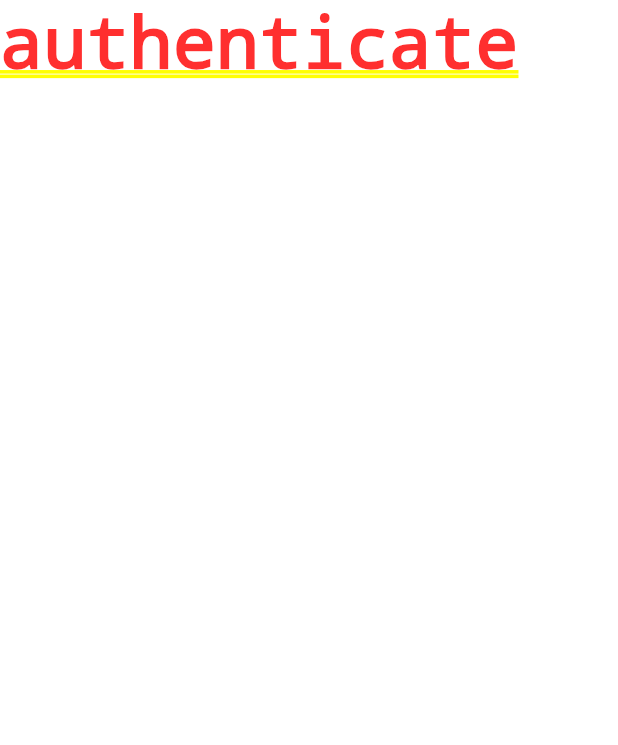
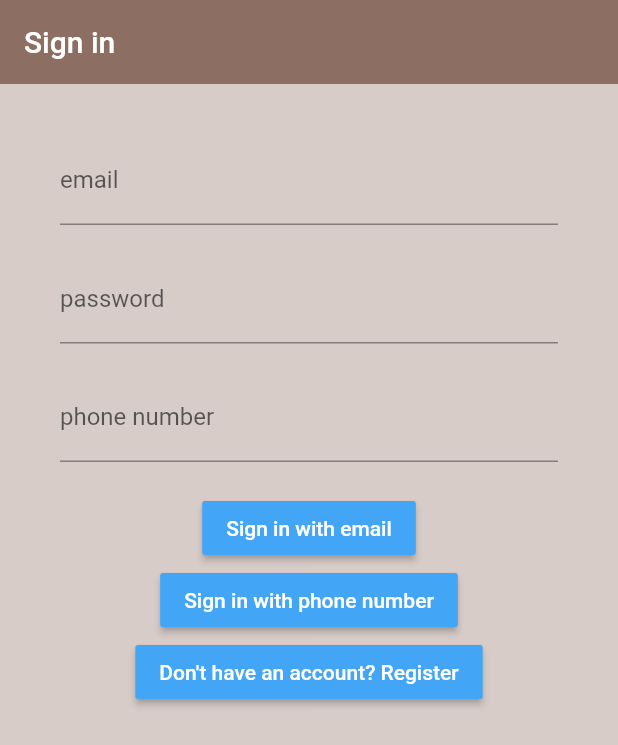
Before and after one commit to jionkim00/covidpost, a Flutter app: the screen it shows after launch, on a phone screen of 412 x 824 dp. Shown: the top 745 px of the screen. Run offline on Flutter 3.47's test engine with Material 2 defaults, Android fonts, the phone set to English and light mode, and no system bars; our stand-ins replace firebase_auth; accounts and stored records are empty.

Commit message:
added complete auth flow

```diff
--- a/contact_tracing/lib/main.dart
+++ b/contact_tracing/lib/main.dart
@@ -1,5 +1,8 @@
+import 'package:contact_tracing/models/user.dart';
 import 'package:contact_tracing/screens/wrapper.dart';
+import 'package:contact_tracing/services/auth.dart';
 import 'package:flutter/material.dart';
+import 'package:provider/provider.dart';
 
 void main() {
   runApp(MyApp());
@@ -9,8 +12,11 @@ class MyApp extends StatelessWidget {
   // This widget is the root of your application.
   @override
   Widget build(BuildContext context) {
-    return MaterialApp(
-      home: Wrapper(),
+    return StreamProvider<User>.value(
+          value: AuthService().user,
+          child: MaterialApp(
+          home: Wrapper(),
+      ),
     );
   }
 }
--- /dev/null
+++ b/contact_tracing/lib/models/user.dart
@@ -0,0 +1,6 @@
+class User
+{
+  String uid;
+
+  User({this.uid});
+}
--- a/contact_tracing/lib/screens/auth/auth.dart
+++ b/contact_tracing/lib/screens/auth/auth.dart
@@ -1,3 +1,5 @@
+import 'package:contact_tracing/screens/auth/register.dart';
+import 'package:contact_tracing/screens/auth/sign_in.dart';
 import 'package:flutter/material.dart';
 
 class Auth extends StatefulWidget{
@@ -5,10 +7,15 @@ class Auth extends StatefulWidget{
 }
 
 class AuthState extends State<Auth>{
+  bool showSignIn = true;
+  void toggleView()
+  {
+    setState(() => showSignIn = !showSignIn);
+  }
+
   Widget build(BuildContext context)
   {
-    return Container(
-      child: Text("authenticate"),
-    );
+
+    return showSignIn ? signIn(showSignIn: toggleView) : register(showSignIn: toggleView);
   }
 }
--- /dev/null
+++ b/contact_tracing/lib/screens/auth/sign_in.dart
@@ -0,0 +1,128 @@
+import 'package:contact_tracing/services/auth.dart';
+import 'package:flutter/material.dart';
+
+class signIn extends StatefulWidget {
+  final Function showSignIn;
+  signIn({this.showSignIn});
+
+  @override
+  _signInState createState() => _signInState();
+}
+
+class _signInState extends State<signIn> {
+
+  final AuthService _auth = AuthService();
+  String email = "";
+  String password = "";
+  String phoneNumber = "";
+  void anonPressed() async
+  {
+    dynamic userResult = await _auth.signInAnon();
+    if (userResult == null)
+    {
+      print("error signing in");
+    }
+  }
+
+  void signInEmail() async
+  {
+    dynamic userResult = await _auth.signInEmail(email, password);
+    if (userResult == null)
+    {
+      print("error signing in");
+    }
+
+  }
+
+
+  @override
+  Widget build(BuildContext context) {
+    return Scaffold(
+      backgroundColor: Colors.brown[100],
+      appBar: AppBar(
+        backgroundColor: Colors.brown[400],
+        elevation: 0.0,
+        title: Text('Sign in'),
+      ),
+      body: Container(
+        padding: EdgeInsets.symmetric(vertical: 15, horizontal: 40),
+        child: Form(
+          child: Column(
+            children: <Widget>[
+              SizedBox(height: 20.0,),
+              TextFormField(
+                decoration: const InputDecoration(
+                  icon: null,
+                  hintText: "",
+                  labelText: "email",
+                ),
+                onChanged: (val) {
+                  setState(() => email = val);
+                },
+              ),
+              SizedBox(height: 20.0,),
+              TextFormField(
+                decoration: const InputDecoration(
+                  icon: null,
+                  hintText: "",
+                  labelText: "password",
+                ),
+                obscureText: true,
+                onChanged: (val) {
+                  setState(() => password = val);
+                },
+              ),
+
+              SizedBox(height: 20.0,),
+              TextFormField(
+                decoration: const InputDecoration(
+                  icon: null,
+                  hintText: "",
+                  labelText: "phone number",
+                ),
+                onChanged: (val) {
+                  setState(() => phoneNumber = val);
+                },
+              ),
+
+              SizedBox(height: 20.0,),
+              RaisedButton(
+                color: Colors.blue[400],
+                child: Text(
+                  "Sign in with email",
+                  style: TextStyle(color: Colors.white),
+                  ),
+                onPressed: () async {
+                  signInEmail();
+                },
+              ),
+
+              RaisedButton(
+                color: Colors.blue[400],
+                child: Text(
+                  "Sign in with phone number",
+                  style: TextStyle(color: Colors.white),
+                  ),
+                onPressed: () async {
+                  print(email);
+                  print(password);
+                },
+              ),
+
+              RaisedButton(
+                color: Colors.blue[400],
+                child: Text(
+                  "Don't have an account? Register",
+                  style: TextStyle(color: Colors.white),
+                  ),
+                onPressed: () async {
+                  widget.showSignIn();
+                },
+              ),
+            ],
+          )
+        ),
+      ),
+    );
+  }
+}
--- a/contact_tracing/lib/screens/wrapper.dart
+++ b/contact_tracing/lib/screens/wrapper.dart
@@ -1,10 +1,14 @@
+import 'package:contact_tracing/models/user.dart';
 import 'package:contact_tracing/screens/auth/auth.dart';
 import 'package:contact_tracing/screens/home/home.dart';
 import 'package:flutter/material.dart';
+import 'package:provider/provider.dart';
 
 class Wrapper extends StatelessWidget {
   @override
   Widget build(BuildContext context) {
-    return Auth();
+
+    User user = Provider.of<User>(context);
+    return user == null ? Auth() : Home();
   }
 }
--- a/contact_tracing/pubspec.yaml
+++ b/contact_tracing/pubspec.yaml
@@ -31,10 +31,13 @@ dependencies:
   # For example, to use Firebase Authentication and Cloud Firestore
   firebase_auth: ^0.14.0+5
   cloud_firestore: ^0.12.9+5
+
   # The following adds the Cupertino Icons font to your application.
   # Use with the CupertinoIcons class for iOS style icons.
   cupertino_icons: ^1.0.0
 
+  # Add the dependencies for a Provider
+  provider: ^3.1.0
 dev_dependencies:
   flutter_test:
     sdk: flutter
```
Also changed, not shown: contact_tracing/lib/screens/auth/register.dart (added, +124 -0 lines), contact_tracing/lib/screens/home/home.dart (+20 -2 lines), contact_tracing/lib/services/auth.dart (added, +80 -0 lines), contact_tracing/pubspec.lock, 40 other files.
